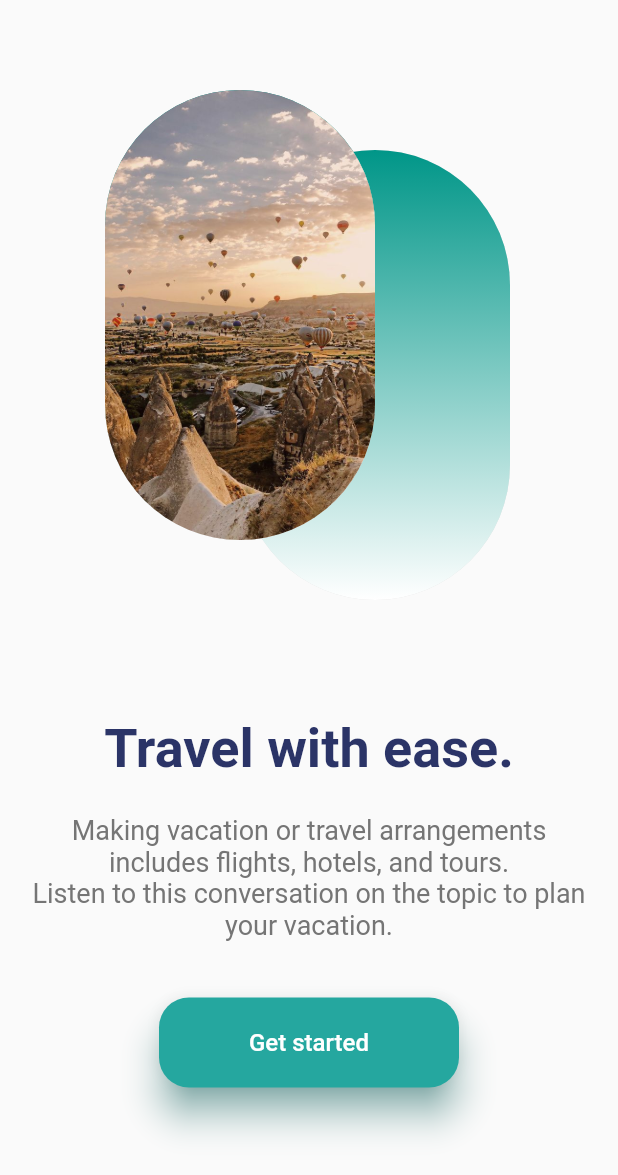
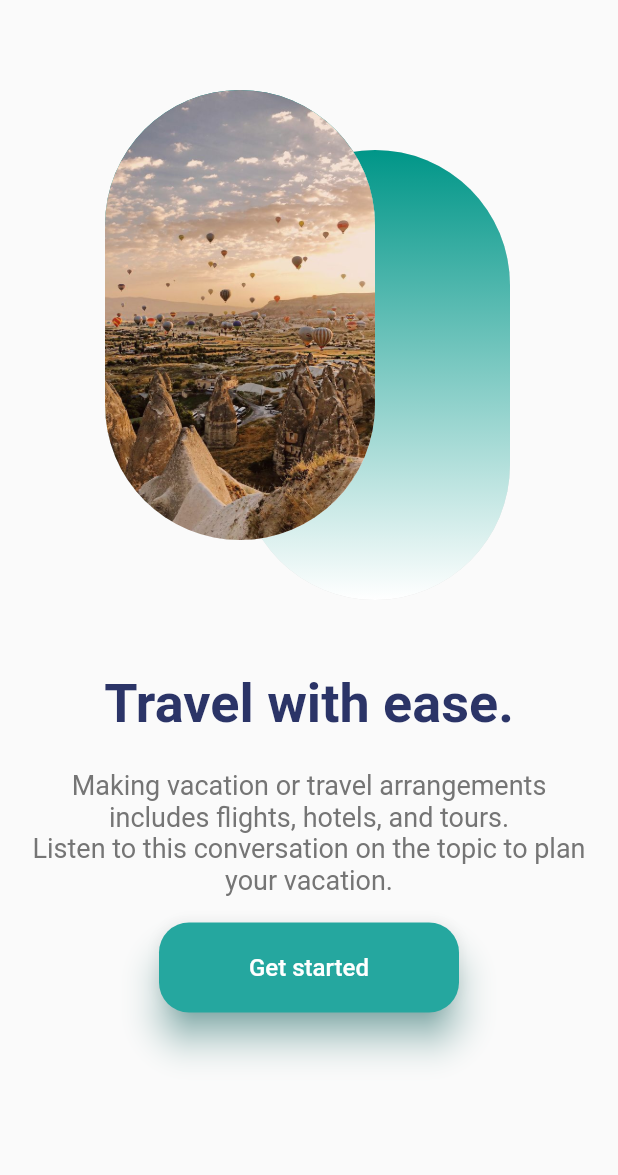
Before and after one commit to YomnaOthmann/Booking-App-Design, a Flutter app: the screen it shows after launch, on a phone screen of 412 x 824 dp. Shown: the top 1175 px of the screen. Run offline on Flutter 3.47's test engine with Material 2 defaults, Android fonts, the light colour scheme and no system bars; Roboto replaces fonts that are missing (Ubunto).

Commit message:
init commit

```diff
--- a/lib/view/screens/onboarding_screen.dart
+++ b/lib/view/screens/onboarding_screen.dart
@@ -39,7 +39,7 @@ class OnBoardingScreen extends StatelessWidget {
               ),
             ),
             const SizedBox(
-              height: 50,
+              height: 20,
             ),
             const Text(
               "Travel with ease.",
@@ -62,7 +62,7 @@ class OnBoardingScreen extends StatelessWidget {
             ),
             // ignore: prefer_const_constructors
             SizedBox(
-              height: 30,
+              height: 10,
             ),
             CustomButton(
               onPressed: () {
```
